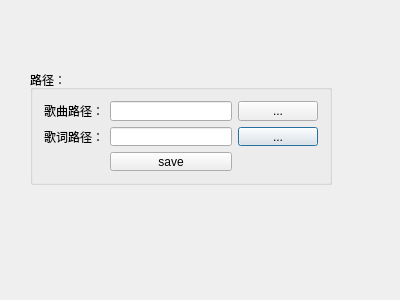
Before: the Qt Designer form MusicPlayerV2/mainmenu/settingsdialog.ui in chenchangquan5/MusicPlayerV2, drawn with Qt 5.
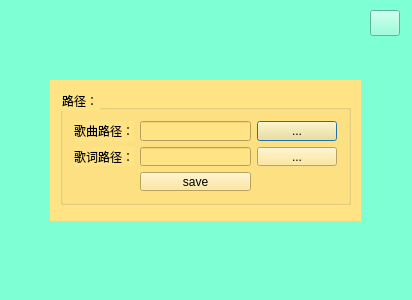
After: the same form once the commit is applied.

Diff of the .ui file:
```diff
--- a/MusicPlayerV2/mainmenu/settingsdialog.ui
+++ b/MusicPlayerV2/mainmenu/settingsdialog.ui
@@ -6,19 +6,52 @@
    <rect>
     <x>0</x>
     <y>0</y>
-    <width>400</width>
+    <width>412</width>
     <height>300</height>
    </rect>
   </property>
+  <property name="sizePolicy">
+   <sizepolicy hsizetype="Fixed" vsizetype="Fixed">
+    <horstretch>0</horstretch>
+    <verstretch>0</verstretch>
+   </sizepolicy>
+  </property>
+  <property name="minimumSize">
+   <size>
+    <width>412</width>
+    <height>300</height>
+   </size>
+  </property>
+  <property name="maximumSize">
+   <size>
+    <width>412</width>
+    <height>300</height>
+   </size>
+  </property>
   <property name="windowTitle">
    <string>SettingsDialog</string>
   </property>
+  <property name="styleSheet">
+   <string notr="true">background-color: rgb(127, 255, 212);</string>
+  </property>
+  <widget class="QWidget" name="widget" native="true">
+   <property name="geometry">
+    <rect>
+     <x>50</x>
+     <y>80</y>
+     <width>311</width>
+     <height>141</height>
+    </rect>
+   </property>
+   <property name="styleSheet">
+    <string notr="true">background-color: rgb(255, 227, 132);</string>
+   </property>
   <widget class="QGroupBox" name="groupBox">
    <property name="geometry">
     <rect>
-     <x>30</x>
-     <y>70</y>
-     <width>302</width>
+      <x>10</x>
+      <y>10</y>
+      <width>291</width>
      <height>115</height>
     </rect>
    </property>
@@ -38,23 +71,16 @@
       <item row="0" column="1">
        <widget class="QLineEdit" name="le_songPath"/>
       </item>
-      <item row="1" column="0">
-       <widget class="QLabel" name="label_2">
+       <item row="0" column="2">
+        <widget class="QPushButton" name="pb_songPath">
         <property name="text">
-         <string>歌词路径：</string>
+          <string>...</string>
         </property>
        </widget>
       </item>
       <item row="1" column="1">
        <widget class="QLineEdit" name="le_lyricPath"/>
       </item>
-      <item row="1" column="2">
-       <widget class="QPushButton" name="pb_lyricPath">
-        <property name="text">
-         <string>...</string>
-        </property>
-       </widget>
-      </item>
       <item row="2" column="1">
        <widget class="QPushButton" name="pb_save">
         <property name="text">
@@ -62,16 +88,37 @@
         </property>
        </widget>
       </item>
-      <item row="0" column="2">
-       <widget class="QPushButton" name="pb_songPath">
+       <item row="1" column="2">
+        <widget class="QPushButton" name="pb_lyricPath">
         <property name="text">
          <string>...</string>
         </property>
        </widget>
       </item>
+       <item row="1" column="0">
+        <widget class="QLabel" name="label_2">
+         <property name="text">
+          <string>歌词路径：</string>
+         </property>
+        </widget>
+       </item>
      </layout>
     </item>
    </layout>
+   </widget>
+  </widget>
+  <widget class="QPushButton" name="pb_close">
+   <property name="geometry">
+    <rect>
+     <x>370</x>
+     <y>10</y>
+     <width>30</width>
+     <height>26</height>
+    </rect>
+   </property>
+   <property name="text">
+    <string/>
+   </property>
   </widget>
  </widget>
  <layoutdefault spacing="6" margin="11"/>
```
Lines whose indentation alone changed are shown as unchanged.
